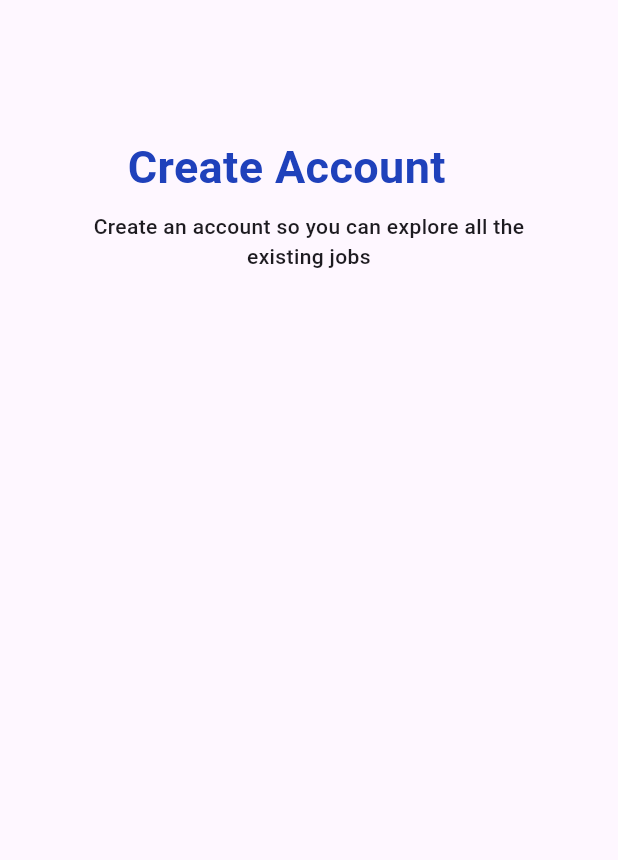
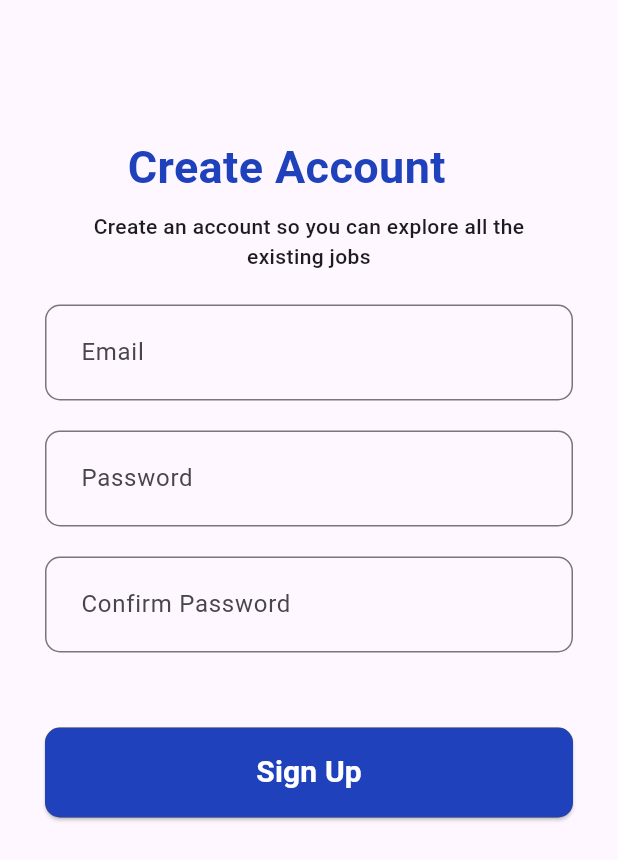
Before and after one commit to dilshan-mp/task3, a Flutter app: the RegisterPage screen opened directly, on a phone screen of 412 x 824 dp. Shown: the top 860 px of the screen. Run offline on Flutter 3.47's test engine with Material 3 defaults, Android fonts, the phone set to English and light mode, and no system bars; our stand-ins replace device_preview.

Commit message:
textfileds create

```diff
--- a/lib/view/registerPage.dart
+++ b/lib/view/registerPage.dart
@@ -1,5 +1,7 @@
 import 'package:flutter/foundation.dart';
 import 'package:flutter/material.dart';
+import 'package:task3/widgets/button.dart';
+import 'package:task3/widgets/textfileds.dart';
 
 class RegisterPage extends StatefulWidget {
   const RegisterPage({super.key});
@@ -43,7 +45,21 @@ class _RegisterPageState extends State<RegisterPage> {
               ),
             ),
           ),
-
+          CustomTextField(
+            hintText: 'Email',
+            inputType: TextInputType.emailAddress,
+          ),
+          CustomTextField(
+            hintText: 'Password',
+            inputType: TextInputType.visiblePassword,
+          ),
+          CustomTextField(
+            hintText: 'Confirm Password',
+            inputType: TextInputType.visiblePassword,
+          ),
+          CustomeButton(
+              buttontext: 'Sign Up',
+              margin: EdgeInsets.only(left: 30, right: 30, top: 50))
         ],
       ),
     );
--- /dev/null
+++ b/lib/widgets/button.dart
@@ -0,0 +1,40 @@
+import 'package:flutter/foundation.dart';
+import 'package:flutter/material.dart';
+
+class CustomeButton extends StatelessWidget {
+  final String buttontext;
+  final EdgeInsetsGeometry margin;
+  const CustomeButton(
+      {super.key, required this.buttontext, required this.margin});
+
+  @override
+  Widget build(BuildContext context) {
+    return Container(
+      width: 357,
+      height: 60,
+      margin: margin,
+      decoration: const BoxDecoration(
+        color: Colors.amber,
+        borderRadius: BorderRadius.all(
+          Radius.circular(10),
+        ),
+      ),
+      child: ElevatedButton(
+        onPressed: () {},
+        style: ElevatedButton.styleFrom(
+            shape: RoundedRectangleBorder(
+              borderRadius: BorderRadius.circular(10),
+            ),
+            backgroundColor: const Color(0XFF1F41BB)),
+        child: Text(
+          buttontext,
+          style: const TextStyle(
+            fontSize: 20,
+            fontWeight: FontWeight.w600,
+            color: Colors.white,
+          ),
+        ),
+      ),
+    );
+  }
+}
--- /dev/null
+++ b/lib/widgets/textfileds.dart
@@ -0,0 +1,35 @@
+import 'package:flutter/material.dart';
+
+class CustomTextField extends StatelessWidget {
+  final String hintText;
+  final TextInputType inputType;
+
+  // Constructor to accept dynamic hint text
+  CustomTextField({required this.hintText, required this.inputType});
+
+  @override
+  Widget build(BuildContext context) {
+    return Padding(
+      padding: const EdgeInsets.only(left: 30, right: 30, top: 20),
+      child: TextField(
+        keyboardType: inputType,
+        decoration: InputDecoration(
+          //fillColor: Color.fromARGB(255, 141, 165, 255),
+          //filled: true,
+          hintText: hintText,
+          contentPadding: const EdgeInsets.fromLTRB(
+              20, 20, 35, 20), // Padding: left, top, right, bottom
+          border: const OutlineInputBorder(
+            borderRadius: BorderRadius.only(
+              topLeft: Radius.circular(10), // Border-radius: 10px top-left
+              topRight: Radius.circular(10), // 0px top-right
+              bottomLeft: Radius.circular(10), // 0px bottom-left
+              bottomRight: Radius.circular(10), // 0px bottom-right
+            ),
+            borderSide: BorderSide(width: 2),
+          ),
+        ),
+      ),
+    );
+  }
+}
```
